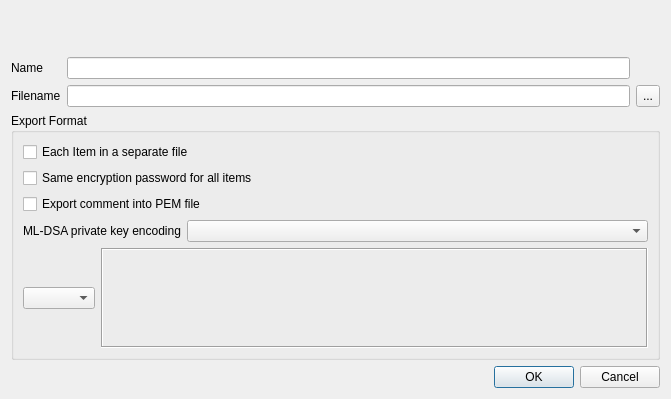
Before: the Qt Designer form ui/ExportDialog.ui in Pure25519/xca, drawn with Qt 5.
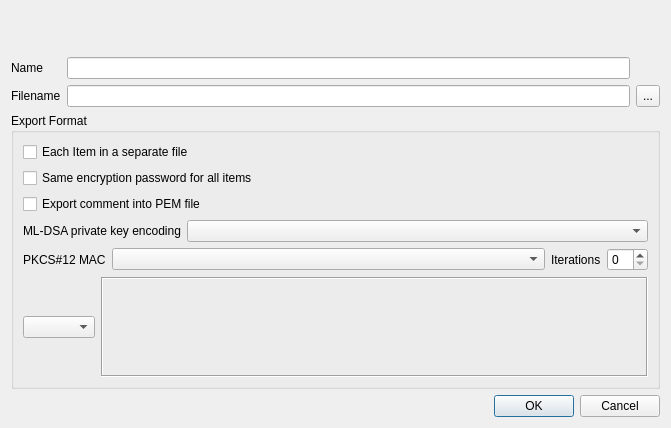
After: the same form once the commit is applied. Custom widgets are drawn as their Qt base class.

Commit message:
feat(gui): PKCS#12 MAC and iterations in the export dialog [BTD-175]
A combo pkcs12Mac and a spin box pkcs12Iterations, shown only for
PKCS#12 formats with a non-legacy algorithm. The spin box starts at the
setting pkcs12_iterations and sends a count only when it was changed;
the help names who reads PBMAC1. The test drops the chain format, which
a self-signed certificate does not offer.

What changed in the file:
```diff
--- a/ui/ExportDialog.ui
+++ b/ui/ExportDialog.ui
@@ -166,6 +166,43 @@
         </item>
        </layout>
       </item>
+      <item>
+       <layout class="QHBoxLayout" name="pkcs12Layout">
+        <item>
+         <widget class="QLabel" name="pkcs12MacLabel">
+          <property name="text">
+           <string>PKCS#12 MAC</string>
+          </property>
+          <property name="buddy">
+           <cstring>pkcs12Mac</cstring>
+          </property>
+         </widget>
+        </item>
+        <item>
+         <widget class="QComboBox" name="pkcs12Mac">
+          <property name="sizePolicy">
+           <sizepolicy hsizetype="Expanding" vsizetype="Fixed">
+            <horstretch>0</horstretch>
+            <verstretch>0</verstretch>
+           </sizepolicy>
+          </property>
+         </widget>
+        </item>
+        <item>
+         <widget class="QLabel" name="pkcs12IterationsLabel">
+          <property name="text">
+           <string>Iterations</string>
+          </property>
+          <property name="buddy">
+           <cstring>pkcs12Iterations</cstring>
+          </property>
+         </widget>
+        </item>
+        <item>
+         <widget class="QSpinBox" name="pkcs12Iterations"/>
+        </item>
+       </layout>
+      </item>
       <item>
        <layout class="QHBoxLayout" name="horizontalLayout">
         <item>
```
The commit also changes 3 other files.
